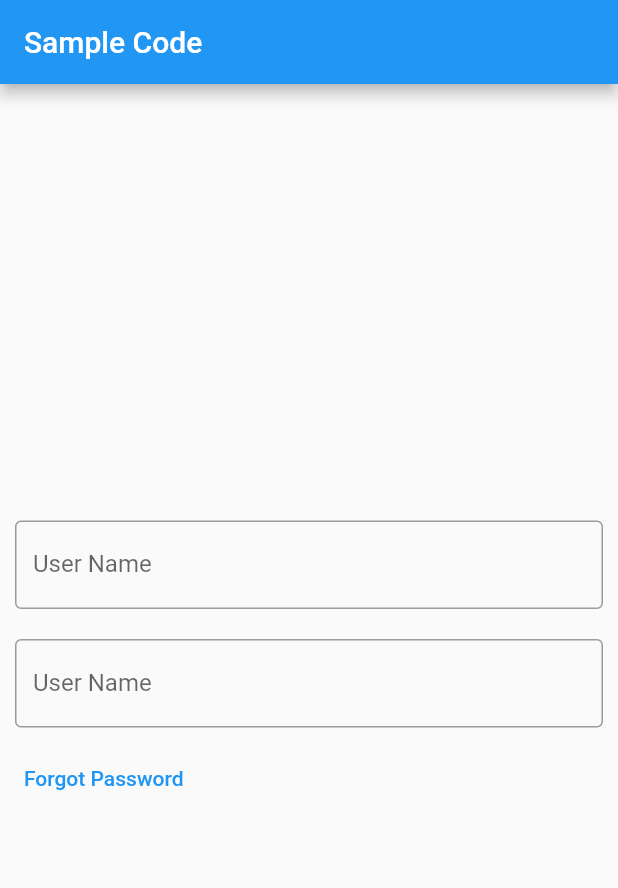
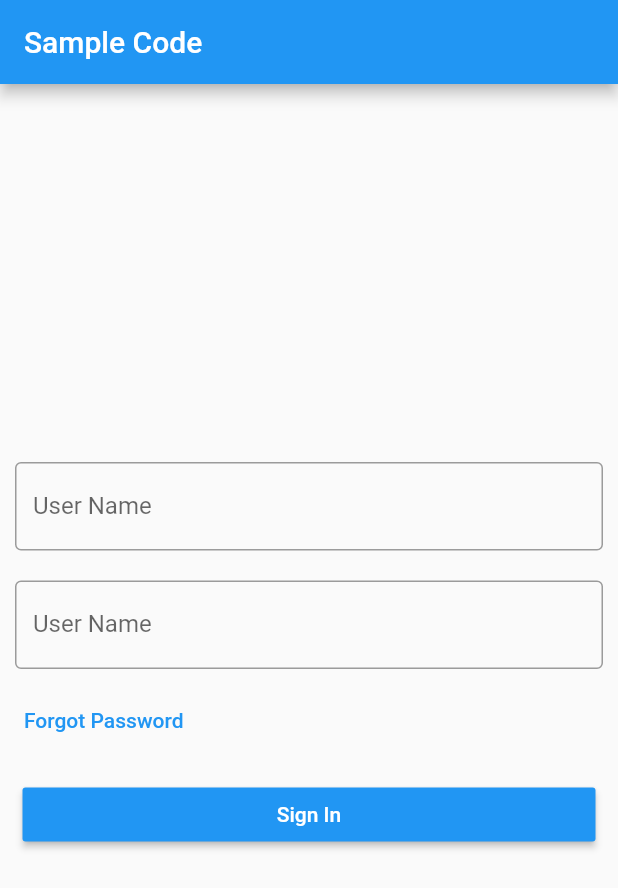
Before and after one commit to loveleenkaurnancy/flutter_app, a Flutter app: the screen it shows after launch, on a phone screen of 412 x 824 dp. Shown: the top 888 px of the screen. Run offline on Flutter 3.47's test engine with Material 2 defaults, Android fonts, the phone set to English and light mode, and no system bars.

Commit message:
Login Screen-III

```diff
--- a/lib/main.dart
+++ b/lib/main.dart
@@ -48,10 +48,6 @@ class _State extends State<MyApp> {
                 ),
               ),
             ),
-            Container(
-              width: 5.0,
-              height: 0,
-            ),
             FlatButton(
               onPressed: () {
                 //forgot password screen
@@ -61,6 +57,19 @@ class _State extends State<MyApp> {
                   alignment: Alignment.centerLeft,
                   child: Text('Forgot Password')),
             ),
+            Container(
+              width: 5.0,
+              height: 0,
+            ),
+            Padding(
+              padding: EdgeInsets.all(15),
+              child: MaterialButton(
+                minWidth: double.infinity,
+                textColor: Colors.white,
+                color: Colors.blue,
+                child: Text('Sign In'),
+                onPressed: (){},
+              ),),
           ],
         ),
       ),
```
